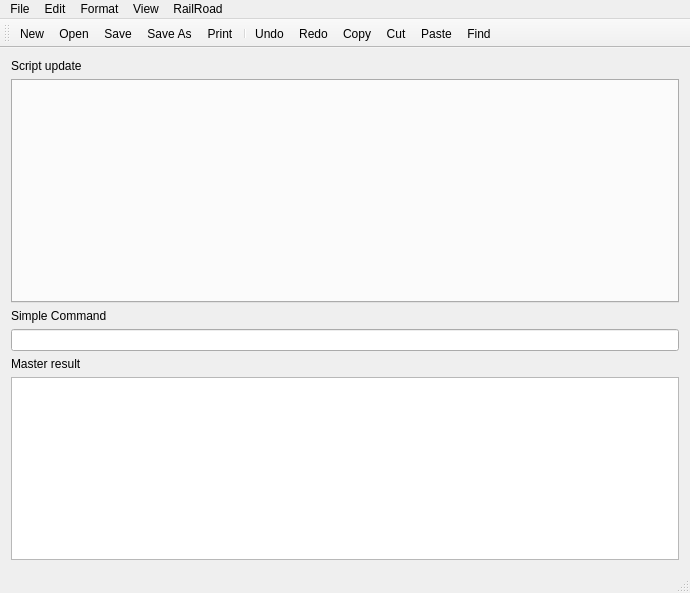
PhilippeCavenel/RAIL-DRIVER-, file Scribe-Text-Editor-master/Scribe-Text-Editor-master/src/mainwindow.ui: the form before one commit.
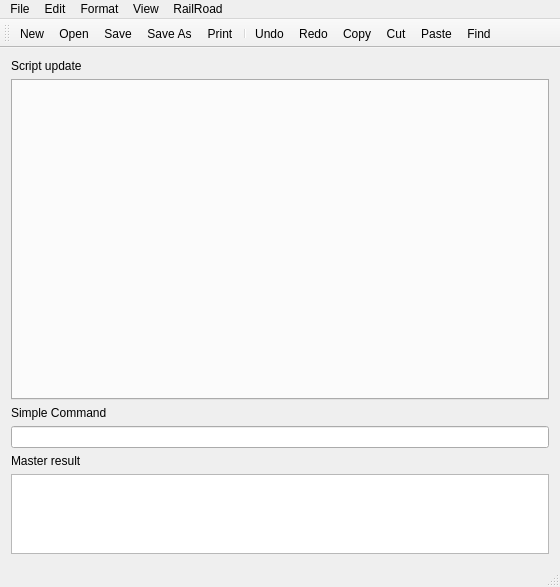
The form after the commit. Icons and pictures are not drawn. Custom widgets are drawn as their Qt base class.

The edit to the form file:
```diff
--- a/Scribe-Text-Editor-master/Scribe-Text-Editor-master/src/mainwindow.ui
+++ b/Scribe-Text-Editor-master/Scribe-Text-Editor-master/src/mainwindow.ui
@@ -6,8 +6,8 @@
    <rect>
     <x>0</x>
     <y>0</y>
-    <width>690</width>
-    <height>593</height>
+    <width>560</width>
+    <height>587</height>
    </rect>
   </property>
   <property name="minimumSize">
@@ -33,7 +33,7 @@
       <property name="minimumSize">
        <size>
         <width>0</width>
-        <height>224</height>
+        <height>0</height>
        </size>
       </property>
       <property name="currentIndex">
@@ -73,6 +73,18 @@
       <property name="enabled">
        <bool>true</bool>
       </property>
+      <property name="minimumSize">
+       <size>
+        <width>0</width>
+        <height>0</height>
+       </size>
+      </property>
+      <property name="maximumSize">
+       <size>
+        <width>16777215</width>
+        <height>80</height>
+       </size>
+      </property>
       <property name="textInteractionFlags">
        <set>Qt::NoTextInteraction</set>
       </property>
@@ -85,7 +97,7 @@
     <rect>
      <x>0</x>
      <y>0</y>
-     <width>690</width>
+     <width>560</width>
      <height>22</height>
     </rect>
    </property>
```
